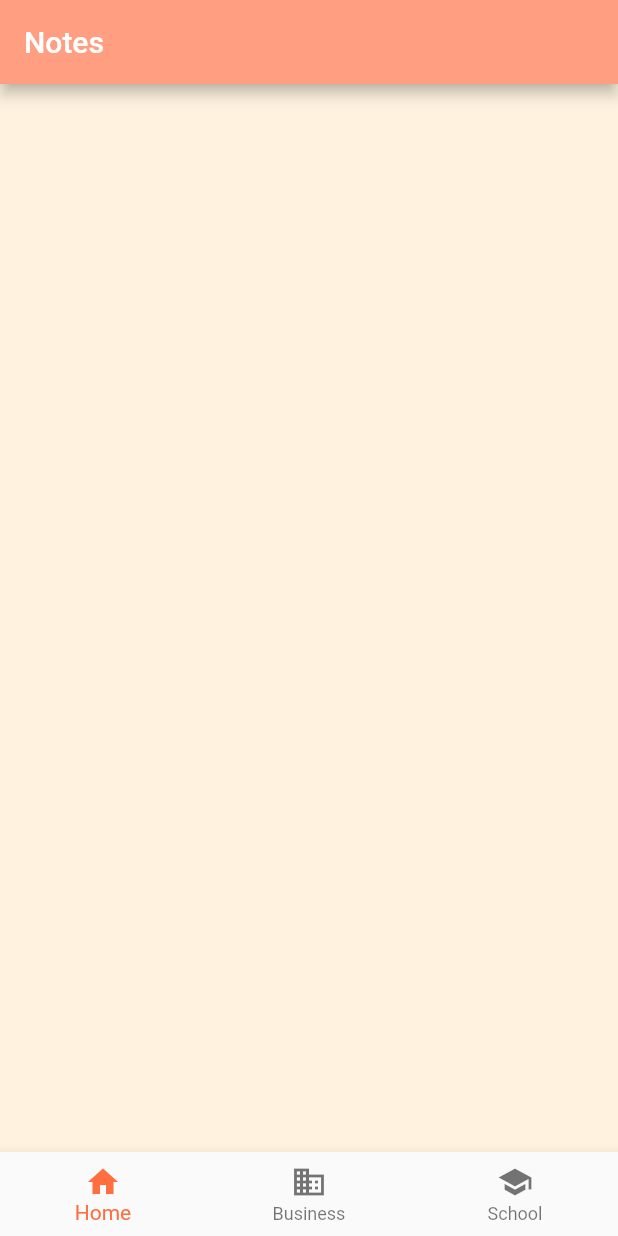
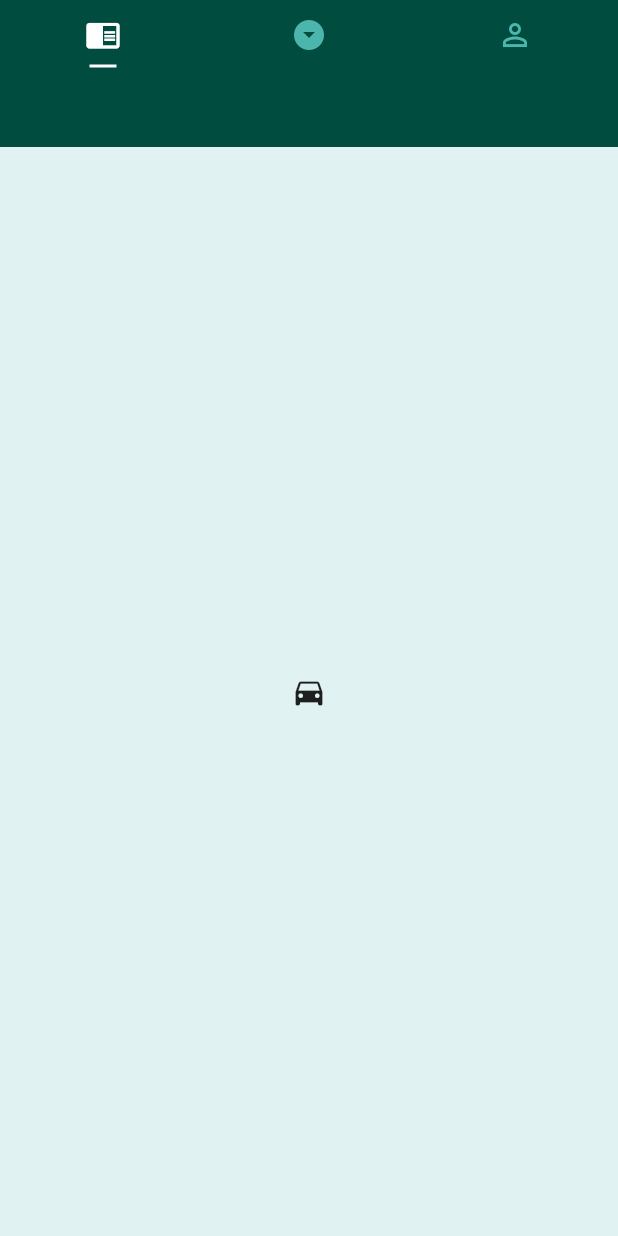
Before and after one commit to aayeshanomani/notes, a Flutter app: the screen it shows after launch, on a phone screen of 412 x 824 dp. Run offline on Flutter 3.47's test engine with Material 2 defaults, Android fonts, the phone set to English and light mode, and no system bars.

Commit message:
Modified UI

```diff
--- a/lib/main.dart
+++ b/lib/main.dart
@@ -14,7 +14,8 @@ class MyApp extends StatelessWidget {
         //primarySwatch: Colors.pink[50],
         visualDensity: VisualDensity.adaptivePlatformDensity,
       ),
-      home: MyHomePage(title: 'Notes'),
+      debugShowCheckedModeBanner: false,
+      home: SafeArea(child: MyHomePage(title: 'Notes')),
     );
   }
 }
@@ -34,6 +35,7 @@ class _MyHomePageState extends State<MyHomePage> {
   List<Widget> _widgetOptions = <Widget>[
     Container(
       color: Colors.orange[50],
+      child: Center(child: Text('home')),
     ),
     Container(
       color: Colors.orange[50],
@@ -51,33 +53,64 @@ class _MyHomePageState extends State<MyHomePage> {
 
   @override
   Widget build(BuildContext context) {
-    return Scaffold(
-      appBar: AppBar(
-        title: Text(widget.title),
-        backgroundColor: Colors.deepOrangeAccent[100],
+    return DefaultTabController(
+      length: 3,
+      child: SafeArea(
+        child: Scaffold
+        (
+          appBar: TabBar
+          (
+            tabs:
+            [
+              Tab(icon: Icon(Icons.chrome_reader_mode)),
+              Tab(icon: Icon(Icons.arrow_drop_down_circle)),
+              Tab(icon: Icon(Icons.person_outline)),
+            ],
+            labelColor: Colors.white,
+            unselectedLabelColor: Colors.teal[300],
+            indicatorSize: TabBarIndicatorSize.label,
+            indicatorPadding: EdgeInsets.all(3.0),
+            indicatorColor: Colors.white,
+            labelPadding: EdgeInsets.all(3.0),
+          ),
+          backgroundColor: Colors.teal[900],
+          /*title: Center
+          (
+            child: Text
+            (
+              'Notes',
+              style: TextStyle(color: Colors.black),
+            )
+          ),*/
+
+          body: Container
+          (
+            //height: MediaQuery.of(context).size.height*0.9,
+            padding: EdgeInsets.only(top: 50),
+            child: TabBarView
+            (
+              children:
+              [
+                Container
+                (
+                  child: Icon(Icons.directions_car),
+                  color: Colors.teal[50],
+                ),
+                Container
+                (
+                  child: Icon(Icons.all_out),
+                  color: Colors.teal[50],
+                ),
+                Container
+                (
+                  child: Icon(Icons.android),
+                  color: Colors.teal[50],
+                ),
+              ],
+            ),
+          ),
+        ),
       ),
-      body: Center(
-        child: _widgetOptions.elementAt(_selectedIndex),
-      ),
-        bottomNavigationBar: BottomNavigationBar(
-          items: const <BottomNavigationBarItem>[
-            BottomNavigationBarItem(
-              icon: Icon(Icons.home),
-              title: Text('Home'),
-            ),
-            BottomNavigationBarItem(
-              icon: Icon(Icons.business),
-              title: Text('Business'),
-            ),
-            BottomNavigationBarItem(
-              icon: Icon(Icons.school),
-              title: Text('School'),
-            ),
-          ],
-          currentIndex: _selectedIndex,
-          selectedItemColor: Colors.deepOrangeAccent,
-          onTap: _onItemTapped,
-        ),
     );
   }
 }
```
